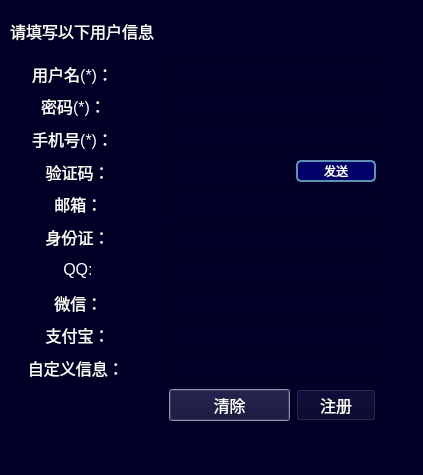
newhackerman/TDXPystock, file register_ui.ui: the form before one commit.
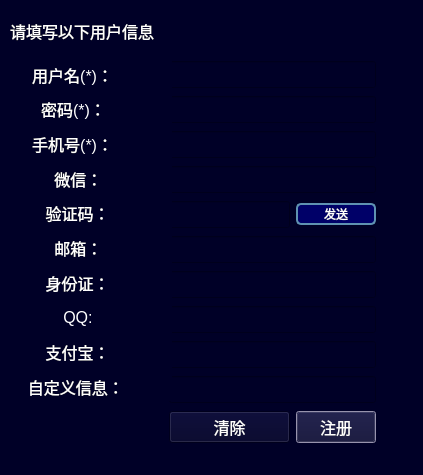
The form after the commit.

What changed in the file:
```diff
--- a/register_ui.ui
+++ b/register_ui.ui
@@ -23,7 +23,7 @@
    </size>
   </property>
   <property name="windowTitle">
-   <string>Dialog</string>
+   <string>注册</string>
   </property>
   <property name="styleSheet">
    <string notr="true">color: rgb(255, 255, 255);
@@ -57,86 +57,77 @@
      <x>169</x>
      <y>59</y>
      <width>207</width>
-     <height>362</height>
+     <height>388</height>
     </rect>
    </property>
    <layout class="QGridLayout" name="gridLayout">
-    <item row="11" column="0">
-     <widget class="QPushButton" name="userregisterclearButton">
-      <property name="font">
-       <font>
-        <pointsize>12</pointsize>
-       </font>
-      </property>
-      <property name="text">
-       <string>清除</string>
-      </property>
-     </widget>
-    </item>
-    <item row="7" column="0" colspan="2">
-     <widget class="QLineEdit" name="registerQQ">
-      <property name="font">
-       <font>
-        <pointsize>12</pointsize>
-       </font>
-      </property>
-      <property name="inputMask">
-       <string/>
-      </property>
-      <property name="text">
-       <string/>
-      </property>
-      <property name="maxLength">
-       <number>12</number>
-      </property>
-      <property name="cursorPosition">
-       <number>0</number>
-      </property>
-     </widget>
-    </item>
-    <item row="0" column="0" colspan="2">
-     <widget class="QLineEdit" name="registerusername">
-      <property name="font">
-       <font>
-        <pointsize>12</pointsize>
-       </font>
-      </property>
-      <property name="inputMask">
-       <string/>
-      </property>
-      <property name="text">
-       <string/>
-      </property>
-      <property name="maxLength">
-       <number>20</number>
-      </property>
-      <property name="cursorPosition">
-       <number>0</number>
-      </property>
-     </widget>
-    </item>
-    <item row="5" column="0" colspan="2">
-     <widget class="QLineEdit" name="registerEmail">
-      <property name="font">
-       <font>
-        <pointsize>12</pointsize>
-       </font>
-      </property>
-      <property name="inputMask">
-       <string/>
-      </property>
-      <property name="text">
-       <string/>
-      </property>
-      <property name="maxLength">
-       <number>20</number>
-      </property>
-      <property name="cursorPosition">
-       <number>0</number>
-      </property>
-     </widget>
-    </item>
     <item row="6" column="0" colspan="2">
+     <widget class="QLineEdit" name="registerEmail">
+      <property name="font">
+       <font>
+        <pointsize>12</pointsize>
+       </font>
+      </property>
+      <property name="inputMask">
+       <string/>
+      </property>
+      <property name="text">
+       <string/>
+      </property>
+      <property name="maxLength">
+       <number>20</number>
+      </property>
+      <property name="cursorPosition">
+       <number>0</number>
+      </property>
+     </widget>
+    </item>
+    <item row="1" column="0" colspan="2">
+     <widget class="QLineEdit" name="registerpassword">
+      <property name="font">
+       <font>
+        <pointsize>12</pointsize>
+       </font>
+      </property>
+      <property name="inputMask">
+       <string/>
+      </property>
+      <property name="text">
+       <string/>
+      </property>
+      <property name="maxLength">
+       <number>20</number>
+      </property>
+      <property name="echoMode">
+       <enum>QLineEdit::Password</enum>
+      </property>
+      <property name="cursorPosition">
+       <number>0</number>
+      </property>
+     </widget>
+    </item>
+    <item row="4" column="0" colspan="2">
+     <widget class="QLineEdit" name="registerwechat">
+      <property name="font">
+       <font>
+        <pointsize>12</pointsize>
+       </font>
+      </property>
+      <property name="inputMask">
+       <string/>
+      </property>
+      <property name="text">
+       <string/>
+      </property>
+      <property name="maxLength">
+       <number>20</number>
+      </property>
+      <property name="cursorPosition">
+       <number>0</number>
+      </property>
+     </widget>
+    </item>
+    <item row="7" column="0" colspan="2">
      <widget class="QLineEdit" name="registerIDcard">
       <property name="font">
        <font>
@@ -157,70 +148,7 @@
       </property>
      </widget>
     </item>
-    <item row="2" column="0" colspan="2">
-     <widget class="QLineEdit" name="registerphone">
-      <property name="font">
-       <font>
-        <pointsize>12</pointsize>
-       </font>
-      </property>
-      <property name="inputMask">
-       <string/>
-      </property>
-      <property name="text">
-       <string/>
-      </property>
-      <property name="maxLength">
-       <number>15</number>
-      </property>
-      <property name="cursorPosition">
-       <number>0</number>
-      </property>
-     </widget>
-    </item>
-    <item row="10" column="0" colspan="2">
-     <widget class="QLineEdit" name="registeruserdefineinfo">
-      <property name="font">
-       <font>
-        <pointsize>12</pointsize>
-       </font>
-      </property>
-      <property name="inputMask">
-       <string/>
-      </property>
-      <property name="text">
-       <string/>
-      </property>
-      <property name="maxLength">
-       <number>20</number>
-      </property>
-      <property name="cursorPosition">
-       <number>0</number>
-      </property>
-     </widget>
-    </item>
-    <item row="9" column="0" colspan="2">
-     <widget class="QLineEdit" name="registerpay">
-      <property name="font">
-       <font>
-        <pointsize>12</pointsize>
-       </font>
-      </property>
-      <property name="inputMask">
-       <string/>
-      </property>
-      <property name="text">
-       <string/>
-      </property>
-      <property name="maxLength">
-       <number>20</number>
-      </property>
-      <property name="cursorPosition">
-       <number>0</number>
-      </property>
-     </widget>
-    </item>
-    <item row="11" column="1">
+    <item row="12" column="1">
      <widget class="QPushButton" name="userregisterbutton">
       <property name="maximumSize">
        <size>
@@ -242,10 +170,13 @@
       <property name="text">
        <string>注册</string>
       </property>
+      <property name="shortcut">
+       <string>Return</string>
+      </property>
      </widget>
     </item>
-    <item row="8" column="0" colspan="2">
-     <widget class="QLineEdit" name="registerwechat">
+    <item row="0" column="0" colspan="2">
+     <widget class="QLineEdit" name="registerusername">
       <property name="font">
        <font>
         <pointsize>12</pointsize>
@@ -265,8 +196,8 @@
       </property>
      </widget>
     </item>
-    <item row="1" column="0" colspan="2">
-     <widget class="QLineEdit" name="registerpassword">
+    <item row="2" column="0" colspan="2">
+     <widget class="QLineEdit" name="registerphone">
       <property name="font">
        <font>
         <pointsize>12</pointsize>
@@ -279,23 +210,53 @@
        <string/>
       </property>
       <property name="maxLength">
-       <number>20</number>
+       <number>15</number>
       </property>
-      <property name="echoMode">
-       <enum>QLineEdit::Password</enum>
+      <property name="cursorPosition">
+       <number>0</number>
       </property>
+     </widget>
+    </item>
+    <item row="11" column="0" colspan="2">
+     <widget class="QLineEdit" name="registeruserdefineinfo">
+      <property name="font">
+       <font>
+        <pointsize>12</pointsize>
+       </font>
+      </property>
+      <property name="inputMask">
+       <string/>
+      </property>
+      <property name="text">
+       <string/>
+      </property>
+      <property name="maxLength">
+       <number>20</number>
+      </property>
       <property name="cursorPosition">
        <number>0</number>
       </property>
      </widget>
     </item>
-    <item row="4" column="0">
-     <widget class="QLineEdit" name="registercode">
+    <item row="12" column="0">
+     <widget class="QPushButton" name="userregisterclearButton">
       <property name="font">
        <font>
         <pointsize>12</pointsize>
        </font>
       </property>
+      <property name="text">
+       <string>清除</string>
+      </property>
+     </widget>
+    </item>
+    <item row="10" column="0" colspan="2">
+     <widget class="QLineEdit" name="registerpay">
+      <property name="font">
+       <font>
+        <pointsize>12</pointsize>
+       </font>
+      </property>
       <property name="inputMask">
        <string/>
       </property>
@@ -303,14 +264,14 @@
        <string/>
       </property>
       <property name="maxLength">
-       <number>8</number>
+       <number>20</number>
       </property>
       <property name="cursorPosition">
        <number>0</number>
       </property>
      </widget>
     </item>
-    <item row="4" column="1">
+    <item row="5" column="1">
      <widget class="QPushButton" name="sendregistercode">
       <property name="styleSheet">
        <string notr="true">font: 10pt &quot;新宋体&quot;;
@@ -325,6 +286,48 @@
       </property>
      </widget>
     </item>
+    <item row="8" column="0" colspan="2">
+     <widget class="QLineEdit" name="registerQQ">
+      <property name="font">
+       <font>
+        <pointsize>12</pointsize>
+       </font>
+      </property>
+      <property name="inputMask">
+       <string/>
+      </property>
+      <property name="text">
+       <string/>
+      </property>
+      <property name="maxLength">
+       <number>12</number>
+      </property>
+      <property name="cursorPosition">
+       <number>0</number>
+      </property>
+     </widget>
+    </item>
+    <item row="5" column="0">
+     <widget class="QLineEdit" name="registercode">
+      <property name="font">
+       <font>
+        <pointsize>12</pointsize>
+       </font>
+      </property>
+      <property name="inputMask">
+       <string/>
+      </property>
+      <property name="text">
+       <string/>
+      </property>
+      <property name="maxLength">
+       <number>8</number>
+      </property>
+      <property name="cursorPosition">
+       <number>0</number>
+      </property>
+     </widget>
+    </item>
    </layout>
   </widget>
   <widget class="QWidget" name="layoutWidget">
@@ -332,8 +335,8 @@
     <rect>
      <x>10</x>
      <y>60</y>
-     <width>151</width>
-     <height>321</height>
+     <width>162</width>
+     <height>341</height>
     </rect>
    </property>
    <layout class="QVBoxLayout" name="verticalLayout">
@@ -376,6 +379,18 @@
       </property>
      </widget>
     </item>
+    <item>
+     <widget class="QLabel" name="label_wechar">
+      <property name="font">
+       <font>
+        <pointsize>12</pointsize>
+       </font>
+      </property>
+      <property name="text">
+       <string>          微信：</string>
+      </property>
+     </widget>
+    </item>
     <item>
      <widget class="QLabel" name="label_registercode">
       <property name="font">
@@ -424,18 +439,6 @@
       </property>
      </widget>
     </item>
-    <item>
-     <widget class="QLabel" name="label_wechar">
-      <property name="font">
-       <font>
-        <pointsize>12</pointsize>
-       </font>
-      </property>
-      <property name="text">
-       <string>          微信：</string>
-      </property>
-     </widget>
-    </item>
     <item>
      <widget class="QLabel" name="label_payid">
       <property name="font">
@@ -465,9 +468,9 @@
   <widget class="QLabel" name="user_registeredlabel">
    <property name="geometry">
     <rect>
-     <x>220</x>
-     <y>20</y>
-     <width>191</width>
+     <x>20</x>
+     <y>450</y>
+     <width>371</width>
      <height>20</height>
     </rect>
    </property>
```
